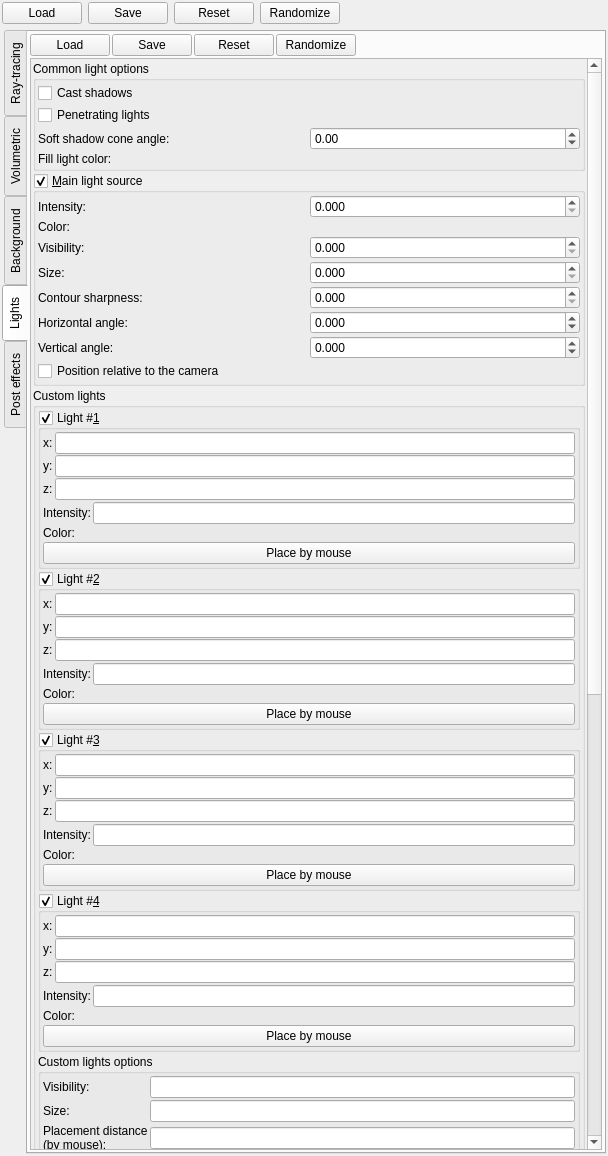
buddhi1980/mandelbulber2, file mandelbulber2/qt/dock_effects.ui: the form before one commit.
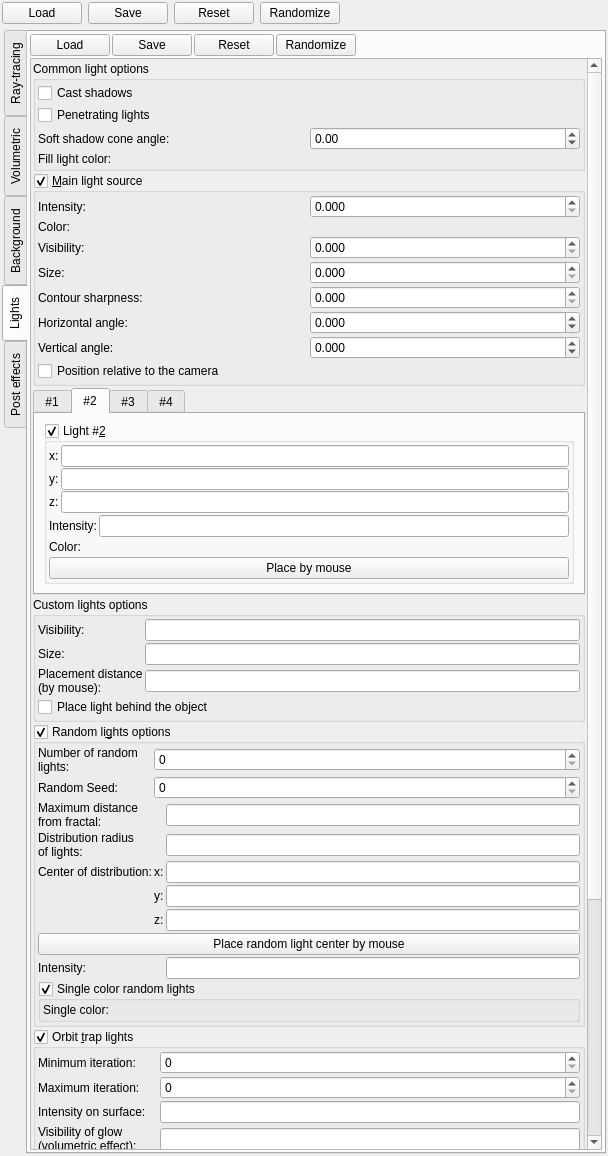
The form after the commit. The open tabs and pages were chosen to show the change. Icons and pictures are not drawn. Custom widgets are drawn as their Qt base class.

Commit message: Changed layout of aux light sources (converted to tab widget)

```diff
--- a/mandelbulber2/qt/dock_effects.ui
+++ b/mandelbulber2/qt/dock_effects.ui
@@ -3323,9 +3323,9 @@
           <property name="geometry">
            <rect>
             <x>0</x>
-            <y>0</y>
+            <y>-81</y>
             <width>551</width>
-            <height>1917</height>
+            <height>1422</height>
            </rect>
           </property>
           <layout class="QVBoxLayout" name="verticalLayout_41">
@@ -3761,202 +3761,16 @@
             </widget>
            </item>
            <item>
-            <widget class="QGroupBox" name="groupBox_Lights">
-             <property name="toolTip">
-              <string>&lt;html&gt;&lt;head/&gt;&lt;body&gt;&lt;p&gt;Freely configurable light sources&lt;/p&gt;&lt;/body&gt;&lt;/html&gt;</string>
+            <widget class="QTabWidget" name="tabWidget_Lights">
+             <property name="currentIndex">
+              <number>0</number>
              </property>
-             <property name="title">
-              <string>Custom lights</string>
-             </property>
-             <layout class="QVBoxLayout" name="verticalLayout_9">
-              <property name="spacing">
-               <number>2</number>
-              </property>
-              <property name="leftMargin">
-               <number>2</number>
-              </property>
-              <property name="topMargin">
-               <number>2</number>
-              </property>
-              <property name="rightMargin">
-               <number>2</number>
-              </property>
-              <property name="bottomMargin">
-               <number>2</number>
-              </property>
+             <widget class="QWidget" name="tab_light_1">
+              <attribute name="title">
+               <string>#1</string>
+              </attribute>
+              <layout class="QVBoxLayout" name="verticalLayout_19">
               <item>
-               <layout class="QGridLayout" name="gridLayout_4">
-                <property name="spacing">
-                 <number>2</number>
-                </property>
-                <item row="1" column="0">
-                 <widget class="MyGroupBox" name="groupCheck_aux_light_enabled_2">
-                  <property name="title">
-                   <string>Light #&amp;2</string>
-                  </property>
-                  <property name="checkable">
-                   <bool>true</bool>
-                  </property>
-                  <layout class="QVBoxLayout" name="verticalLayout_11">
-                   <property name="spacing">
-                    <number>2</number>
-                   </property>
-                   <property name="leftMargin">
-                    <number>2</number>
-                   </property>
-                   <property name="topMargin">
-                    <number>2</number>
-                   </property>
-                   <property name="rightMargin">
-                    <number>2</number>
-                   </property>
-                   <property name="bottomMargin">
-                    <number>2</number>
-                   </property>
-                   <item>
-                    <layout class="QFormLayout" name="formLayout_coordinates_6">
-                     <property name="fieldGrowthPolicy">
-                      <enum>QFormLayout::ExpandingFieldsGrow</enum>
-                     </property>
-                     <property name="horizontalSpacing">
-                      <number>2</number>
-                     </property>
-                     <property name="verticalSpacing">
-                      <number>1</number>
-                     </property>
-                     <item row="0" column="0">
-                      <widget class="QLabel" name="label_24">
-                       <property name="text">
-                        <string>x:</string>
-                       </property>
-                      </widget>
-                     </item>
-                     <item row="0" column="1">
-                      <widget class="MyLineEdit" name="vect3_aux_light_position_2_x">
-                       <property name="sizePolicy">
-                        <sizepolicy hsizetype="Expanding" vsizetype="Maximum">
-                         <horstretch>0</horstretch>
-                         <verstretch>0</verstretch>
-                        </sizepolicy>
-                       </property>
-                       <property name="toolTip">
-                        <string>&lt;html&gt;&lt;head/&gt;&lt;body&gt;&lt;p&gt;coordinates of light source&lt;/p&gt;&lt;/body&gt;&lt;/html&gt;</string>
-                       </property>
-                      </widget>
-                     </item>
-                     <item row="1" column="0">
-                      <widget class="QLabel" name="label_25">
-                       <property name="text">
-                        <string>y:</string>
-                       </property>
-                      </widget>
-                     </item>
-                     <item row="1" column="1">
-                      <widget class="MyLineEdit" name="vect3_aux_light_position_2_y">
-                       <property name="sizePolicy">
-                        <sizepolicy hsizetype="Expanding" vsizetype="Maximum">
-                         <horstretch>0</horstretch>
-                         <verstretch>0</verstretch>
-                        </sizepolicy>
-                       </property>
-                       <property name="toolTip">
-                        <string>&lt;html&gt;&lt;head/&gt;&lt;body&gt;&lt;p&gt;coordinates of light source&lt;/p&gt;&lt;/body&gt;&lt;/html&gt;</string>
-                       </property>
-                      </widget>
-                     </item>
-                     <item row="2" column="0">
-                      <widget class="QLabel" name="label_26">
-                       <property name="text">
-                        <string>z:</string>
-                       </property>
-                      </widget>
-                     </item>
-                     <item row="2" column="1">
-                      <widget class="MyLineEdit" name="vect3_aux_light_position_2_z">
-                       <property name="sizePolicy">
-                        <sizepolicy hsizetype="Expanding" vsizetype="Maximum">
-                         <horstretch>0</horstretch>
-                         <verstretch>0</verstretch>
-                        </sizepolicy>
-                       </property>
-                       <property name="toolTip">
-                        <string>&lt;html&gt;&lt;head/&gt;&lt;body&gt;&lt;p&gt;coordinates of light source&lt;/p&gt;&lt;/body&gt;&lt;/html&gt;</string>
-                       </property>
-                      </widget>
-                     </item>
-                    </layout>
-                   </item>
-                   <item>
-                    <layout class="QHBoxLayout" name="horizontalLayout_5">
-                     <property name="spacing">
-                      <number>2</number>
-                     </property>
-                     <item>
-                      <widget class="QLabel" name="label_13">
-                       <property name="text">
-                        <string>Intensity:</string>
-                       </property>
-                      </widget>
-                     </item>
-                     <item>
-                      <widget class="MyLineEdit" name="logedit_aux_light_intensity_2">
-                       <property name="sizePolicy">
-                        <sizepolicy hsizetype="Expanding" vsizetype="Maximum">
-                         <horstretch>0</horstretch>
-                         <verstretch>0</verstretch>
-                        </sizepolicy>
-                       </property>
-                       <property name="toolTip">
-                        <string>&lt;html&gt;&lt;head/&gt;&lt;body&gt;&lt;p&gt;brightness of light source&lt;/p&gt;&lt;/body&gt;&lt;/html&gt;</string>
-                       </property>
-                      </widget>
-                     </item>
-                    </layout>
-                   </item>
-                   <item>
-                    <layout class="QHBoxLayout" name="horizontalLayout_6">
-                     <property name="spacing">
-                      <number>2</number>
-                     </property>
-                     <item>
-                      <widget class="QLabel" name="label_14">
-                       <property name="text">
-                        <string>Color:</string>
-                       </property>
-                      </widget>
-                     </item>
-                     <item>
-                      <widget class="MyColorButton" name="colorButton_aux_light_colour_2" native="true">
-                       <property name="toolTip">
-                        <string>&lt;html&gt;&lt;head/&gt;&lt;body&gt;&lt;p&gt;Color of light source&lt;/p&gt;&lt;/body&gt;&lt;/html&gt;</string>
-                       </property>
-                       <property name="text" stdset="0">
-                        <string>PushButton</string>
-                       </property>
-                      </widget>
-                     </item>
-                    </layout>
-                   </item>
-                   <item>
-                    <widget class="QPushButton" name="pushButton_place_light_by_mouse_2">
-                     <property name="sizePolicy">
-                      <sizepolicy hsizetype="Minimum" vsizetype="Maximum">
-                       <horstretch>0</horstretch>
-                       <verstretch>0</verstretch>
-                      </sizepolicy>
-                     </property>
-                     <property name="toolTip">
-                      <string>&lt;html&gt;&lt;head/&gt;&lt;body&gt;&lt;p&gt;Enables placing of the light source by mouse pointer. Light source is placed in front of fractal surface by distance defined by &lt;span style=&quot; font-style:italic;&quot;&gt;Placement distance &lt;/span&gt;parameter. &lt;/p&gt;&lt;p&gt;Placement distance can be changed using mouse scroll. &lt;/p&gt;&lt;p&gt;When the light is already placed, don't forget to change &lt;span style=&quot; font-style:italic;&quot;&gt;Mouse click function&lt;/span&gt; to e.g. &amp;quot;Move the camera&amp;quot;&lt;/p&gt;&lt;/body&gt;&lt;/html&gt;</string>
-                     </property>
-                     <property name="text">
-                      <string>Place by mouse</string>
-                     </property>
-                    </widget>
-                   </item>
-                  </layout>
-                 </widget>
-                </item>
-                <item row="0" column="0">
                  <widget class="MyGroupBox" name="groupCheck_aux_light_enabled_1">
                   <property name="title">
                    <string>Light #&amp;1</string>
@@ -4123,7 +3937,188 @@
                   </layout>
                  </widget>
                 </item>
+              </layout>
+             </widget>
+             <widget class="QWidget" name="tab_light_2">
+              <attribute name="title">
+               <string>#2</string>
+              </attribute>
+              <layout class="QVBoxLayout" name="verticalLayout_20">
+               <item>
+                <widget class="MyGroupBox" name="groupCheck_aux_light_enabled_2">
+                 <property name="title">
+                  <string>Light #&amp;2</string>
+                 </property>
+                 <property name="checkable">
+                  <bool>true</bool>
+                 </property>
+                 <layout class="QVBoxLayout" name="verticalLayout_11">
+                  <property name="spacing">
+                   <number>2</number>
+                  </property>
+                  <property name="leftMargin">
+                   <number>2</number>
+                  </property>
+                  <property name="topMargin">
+                   <number>2</number>
+                  </property>
+                  <property name="rightMargin">
+                   <number>2</number>
+                  </property>
+                  <property name="bottomMargin">
+                   <number>2</number>
+                  </property>
+                  <item>
+                   <layout class="QFormLayout" name="formLayout_coordinates_6">
+                    <property name="fieldGrowthPolicy">
+                     <enum>QFormLayout::ExpandingFieldsGrow</enum>
+                    </property>
+                    <property name="horizontalSpacing">
+                     <number>2</number>
+                    </property>
+                    <property name="verticalSpacing">
+                     <number>1</number>
+                    </property>
+                    <item row="0" column="0">
+                     <widget class="QLabel" name="label_24">
+                      <property name="text">
+                       <string>x:</string>
+                      </property>
+                     </widget>
+                    </item>
+                    <item row="0" column="1">
+                     <widget class="MyLineEdit" name="vect3_aux_light_position_2_x">
+                      <property name="sizePolicy">
+                       <sizepolicy hsizetype="Expanding" vsizetype="Maximum">
+                        <horstretch>0</horstretch>
+                        <verstretch>0</verstretch>
+                       </sizepolicy>
+                      </property>
+                      <property name="toolTip">
+                       <string>&lt;html&gt;&lt;head/&gt;&lt;body&gt;&lt;p&gt;coordinates of light source&lt;/p&gt;&lt;/body&gt;&lt;/html&gt;</string>
+                      </property>
+                     </widget>
+                    </item>
+                    <item row="1" column="0">
+                     <widget class="QLabel" name="label_25">
+                      <property name="text">
+                       <string>y:</string>
+                      </property>
+                     </widget>
+                    </item>
+                    <item row="1" column="1">
+                     <widget class="MyLineEdit" name="vect3_aux_light_position_2_y">
+                      <property name="sizePolicy">
+                       <sizepolicy hsizetype="Expanding" vsizetype="Maximum">
+                        <horstretch>0</horstretch>
+                        <verstretch>0</verstretch>
+                       </sizepolicy>
+                      </property>
+                      <property name="toolTip">
+                       <string>&lt;html&gt;&lt;head/&gt;&lt;body&gt;&lt;p&gt;coordinates of light source&lt;/p&gt;&lt;/body&gt;&lt;/html&gt;</string>
+                      </property>
+                     </widget>
+                    </item>
                 <item row="2" column="0">
+                     <widget class="QLabel" name="label_26">
+                      <property name="text">
+                       <string>z:</string>
+                      </property>
+                     </widget>
+                    </item>
+                    <item row="2" column="1">
+                     <widget class="MyLineEdit" name="vect3_aux_light_position_2_z">
+                      <property name="sizePolicy">
+                       <sizepolicy hsizetype="Expanding" vsizetype="Maximum">
+                        <horstretch>0</horstretch>
+                        <verstretch>0</verstretch>
+                       </sizepolicy>
+                      </property>
+                      <property name="toolTip">
+                       <string>&lt;html&gt;&lt;head/&gt;&lt;body&gt;&lt;p&gt;coordinates of light source&lt;/p&gt;&lt;/body&gt;&lt;/html&gt;</string>
+                      </property>
+                     </widget>
+                    </item>
+                   </layout>
+                  </item>
+                  <item>
+                   <layout class="QHBoxLayout" name="horizontalLayout_5">
+                    <property name="spacing">
+                     <number>2</number>
+                    </property>
+                    <item>
+                     <widget class="QLabel" name="label_13">
+                      <property name="text">
+                       <string>Intensity:</string>
+                      </property>
+                     </widget>
+                    </item>
+                    <item>
+                     <widget class="MyLineEdit" name="logedit_aux_light_intensity_2">
+                      <property name="sizePolicy">
+                       <sizepolicy hsizetype="Expanding" vsizetype="Maximum">
+                        <horstretch>0</horstretch>
+                        <verstretch>0</verstretch>
+                       </sizepolicy>
+                      </property>
+                      <property name="toolTip">
+                       <string>&lt;html&gt;&lt;head/&gt;&lt;body&gt;&lt;p&gt;brightness of light source&lt;/p&gt;&lt;/body&gt;&lt;/html&gt;</string>
+                      </property>
+                     </widget>
+                    </item>
+                   </layout>
+                  </item>
+                  <item>
+                   <layout class="QHBoxLayout" name="horizontalLayout_6">
+                    <property name="spacing">
+                     <number>2</number>
+                    </property>
+                    <item>
+                     <widget class="QLabel" name="label_14">
+                      <property name="text">
+                       <string>Color:</string>
+                      </property>
+                     </widget>
+                    </item>
+                    <item>
+                     <widget class="MyColorButton" name="colorButton_aux_light_colour_2" native="true">
+                      <property name="toolTip">
+                       <string>&lt;html&gt;&lt;head/&gt;&lt;body&gt;&lt;p&gt;Color of light source&lt;/p&gt;&lt;/body&gt;&lt;/html&gt;</string>
+                      </property>
+                      <property name="text" stdset="0">
+                       <string>PushButton</string>
+                      </property>
+                     </widget>
+                    </item>
+                   </layout>
+                  </item>
+                  <item>
+                   <widget class="QPushButton" name="pushButton_place_light_by_mouse_2">
+                    <property name="sizePolicy">
+                     <sizepolicy hsizetype="Minimum" vsizetype="Maximum">
+                      <horstretch>0</horstretch>
+                      <verstretch>0</verstretch>
+                     </sizepolicy>
+                    </property>
+                    <property name="toolTip">
+                     <string>&lt;html&gt;&lt;head/&gt;&lt;body&gt;&lt;p&gt;Enables placing of the light source by mouse pointer. Light source is placed in front of fractal surface by distance defined by &lt;span style=&quot; font-style:italic;&quot;&gt;Placement distance &lt;/span&gt;parameter. &lt;/p&gt;&lt;p&gt;Placement distance can be changed using mouse scroll. &lt;/p&gt;&lt;p&gt;When the light is already placed, don't forget to change &lt;span style=&quot; font-style:italic;&quot;&gt;Mouse click function&lt;/span&gt; to e.g. &amp;quot;Move the camera&amp;quot;&lt;/p&gt;&lt;/body&gt;&lt;/html&gt;</string>
+                    </property>
+                    <property name="text">
+                     <string>Place by mouse</string>
+                    </property>
+                   </widget>
+                  </item>
+                 </layout>
+                </widget>
+               </item>
+              </layout>
+             </widget>
+             <widget class="QWidget" name="tab_light_3">
+              <attribute name="title">
+               <string>#3</string>
+              </attribute>
+              <layout class="QVBoxLayout" name="verticalLayout_21">
+               <item>
                  <widget class="MyGroupBox" name="groupCheck_aux_light_enabled_3">
                   <property name="title">
                    <string>Light #&amp;3</string>
@@ -4290,7 +4285,14 @@
                   </layout>
                  </widget>
                 </item>
-                <item row="3" column="0">
+              </layout>
+             </widget>
+             <widget class="QWidget" name="tab_light_4">
+              <attribute name="title">
+               <string>#4</string>
+              </attribute>
+              <layout class="QVBoxLayout" name="verticalLayout_22">
+               <item>
                  <widget class="MyGroupBox" name="groupCheck_aux_light_enabled_4">
                   <property name="title">
                    <string>Light #&amp;4</string>
@@ -4458,6 +4460,8 @@
                  </widget>
                 </item>
                </layout>
+             </widget>
+            </widget>
               </item>
               <item>
                <widget class="QGroupBox" name="groupBox_8">
@@ -4793,9 +4797,6 @@
                 </layout>
                </widget>
               </item>
-             </layout>
-            </widget>
-           </item>
            <item>
             <widget class="MyGroupBox" name="groupCheck_fake_lights_enabled">
              <property name="toolTip">
```
Left out of the diff: 7 changed lines with no effect on the pictures. Lines whose indentation alone changed are shown as unchanged. The commit also changes 1 other file.
